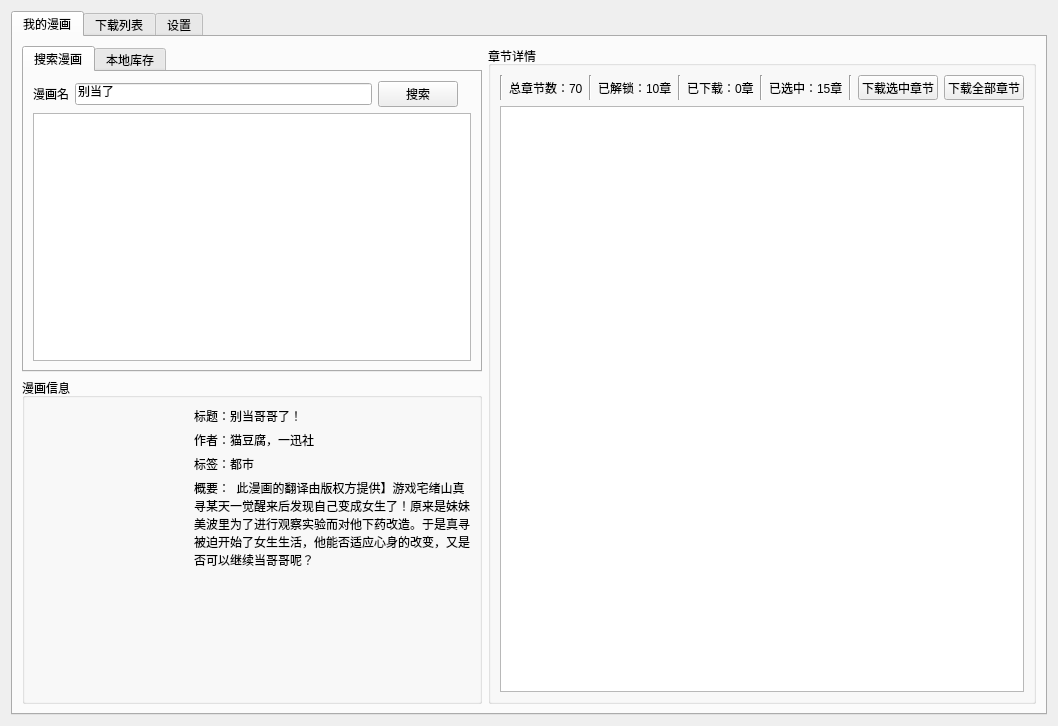
Above: src/ui/mainWidget.ui from Zeal-L/BiliBili-Manga-Downloader before the change. Below: the same form after it.
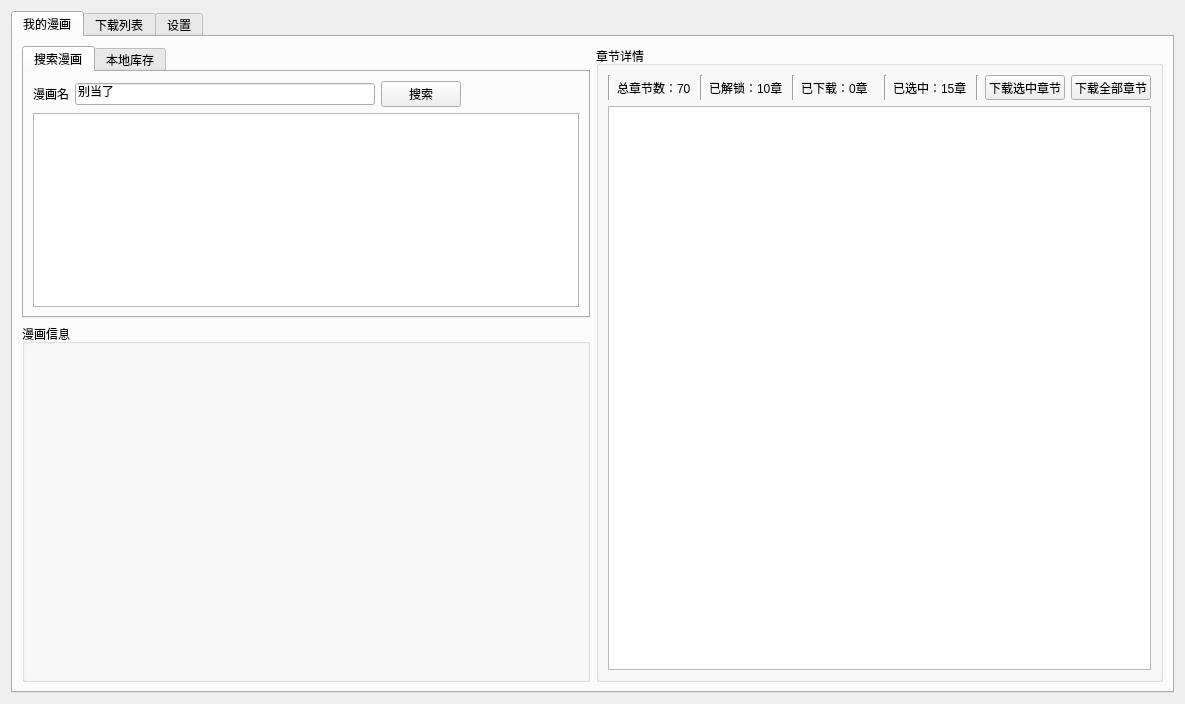
That is the form after the change. Icons and pictures are not drawn.

```diff
--- a/src/ui/mainWidget.ui
+++ b/src/ui/mainWidget.ui
@@ -6,8 +6,8 @@
    <rect>
     <x>0</x>
     <y>0</y>
-    <width>1058</width>
-    <height>726</height>
+    <width>1185</width>
+    <height>704</height>
    </rect>
   </property>
   <property name="windowTitle">
@@ -30,9 +30,9 @@
       <attribute name="title">
        <string>我的漫画</string>
       </attribute>
-      <layout class="QHBoxLayout" name="horizontalLayout_19">
+      <layout class="QHBoxLayout" name="horizontalLayout_19" stretch="0,0">
        <item>
-        <layout class="QVBoxLayout" name="v_lLayout_my_manga" stretch="1,1">
+        <layout class="QVBoxLayout" name="v_lLayout_my_manga" stretch="0,1">
          <item>
           <widget class="QTabWidget" name="tabWidget_my_manga">
            <property name="currentIndex">
@@ -44,7 +44,7 @@
             </attribute>
             <layout class="QVBoxLayout" name="verticalLayout_17">
              <item>
-              <layout class="QHBoxLayout" name="h_Layout_manga_search" stretch="0,1,0,0">
+              <layout class="QHBoxLayout" name="h_Layout_manga_search" stretch="0,1,0,0,0">
                <item>
                 <widget class="QLabel" name="label_8">
                  <property name="text">
@@ -72,6 +72,19 @@
                  </property>
                 </widget>
                </item>
+               <item>
+                <spacer name="horizontalSpacer">
+                 <property name="orientation">
+                  <enum>Qt::Horizontal</enum>
+                 </property>
+                 <property name="sizeHint" stdset="0">
+                  <size>
+                   <width>40</width>
+                   <height>20</height>
+                  </size>
+                 </property>
+                </spacer>
+               </item>
                <item>
                 <widget class="QLabel" name="label_manga_search">
                  <property name="text">
@@ -103,12 +116,32 @@
            <property name="title">
             <string>漫画信息</string>
            </property>
-           <layout class="QHBoxLayout" name="horizontalLayout_8">
-            <item alignment="Qt::AlignTop">
+           <layout class="QHBoxLayout" name="horizontalLayout_8" stretch="1,1">
+            <item>
+             <layout class="QVBoxLayout" name="verticalLayout">
+              <item>
              <widget class="QLabel" name="label_manga_image">
               <property name="enabled">
                <bool>true</bool>
               </property>
+                <property name="sizePolicy">
+                 <sizepolicy hsizetype="Expanding" vsizetype="Expanding">
+                  <horstretch>0</horstretch>
+                  <verstretch>0</verstretch>
+                 </sizepolicy>
+                </property>
+                <property name="minimumSize">
+                 <size>
+                  <width>200</width>
+                  <height>200</height>
+                 </size>
+                </property>
+                <property name="maximumSize">
+                 <size>
+                  <width>16777215</width>
+                  <height>16777215</height>
+                 </size>
+                </property>
               <property name="text">
                <string/>
               </property>
@@ -123,6 +156,8 @@
               </property>
              </widget>
             </item>
+             </layout>
+            </item>
             <item>
              <layout class="QVBoxLayout" name="v_Layout_manga_detail" stretch="0,0,0,1">
               <property name="spacing">
@@ -131,28 +166,28 @@
               <item>
                <widget class="QLabel" name="label_manga_title">
                 <property name="text">
-                 <string>标题：别当哥哥了！</string>
+                 <string/>
                 </property>
                </widget>
               </item>
               <item>
                <widget class="QLabel" name="label_manga_author">
                 <property name="text">
-                 <string>作者：猫豆腐，一迅社</string>
+                 <string/>
                 </property>
                </widget>
               </item>
               <item>
                <widget class="QLabel" name="label_manga_tag">
                 <property name="text">
-                 <string>标签：都市</string>
+                 <string/>
                 </property>
                </widget>
               </item>
               <item alignment="Qt::AlignTop">
                <widget class="QLabel" name="label_manga_outline">
                 <property name="text">
-                 <string>概要：  此漫画的翻译由版权方提供】游戏宅绪山真寻某天一觉醒来后发现自己变成女生了！原来是妹妹美波里为了进行观察实验而对他下药改造。于是真寻被迫开始了女生生活，他能否适应心身的改变，又是否可以继续当哥哥呢？  </string>
+                 <string/>
                 </property>
                 <property name="wordWrap">
                  <bool>true</bool>
@@ -241,7 +276,7 @@
              <widget class="QPushButton" name="pushButton_chp_detail_download_selected">
               <property name="maximumSize">
                <size>
-                <width>120</width>
+                <width>200</width>
                 <height>25</height>
                </size>
               </property>
@@ -254,7 +289,7 @@
              <widget class="QPushButton" name="pushButton_chp_detail_download_all">
               <property name="maximumSize">
                <size>
-                <width>120</width>
+                <width>200</width>
                 <height>25</height>
                </size>
               </property>
```
Left out of the diff: 5 changed lines with no effect on the pictures. Lines whose indentation alone changed are shown as unchanged.
